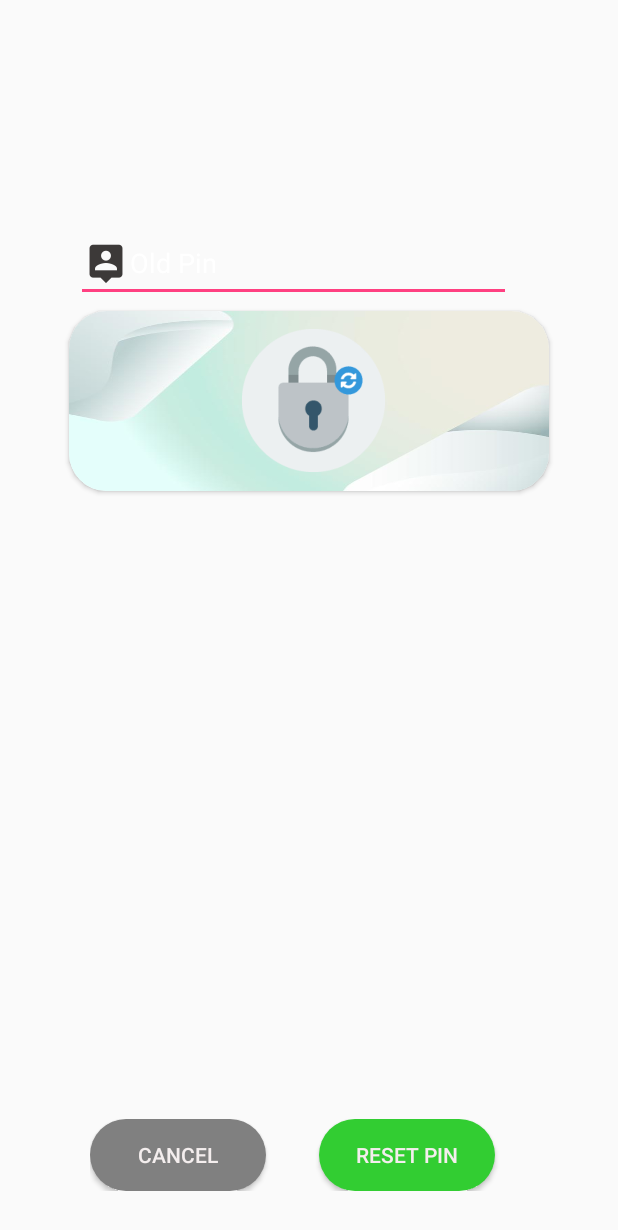
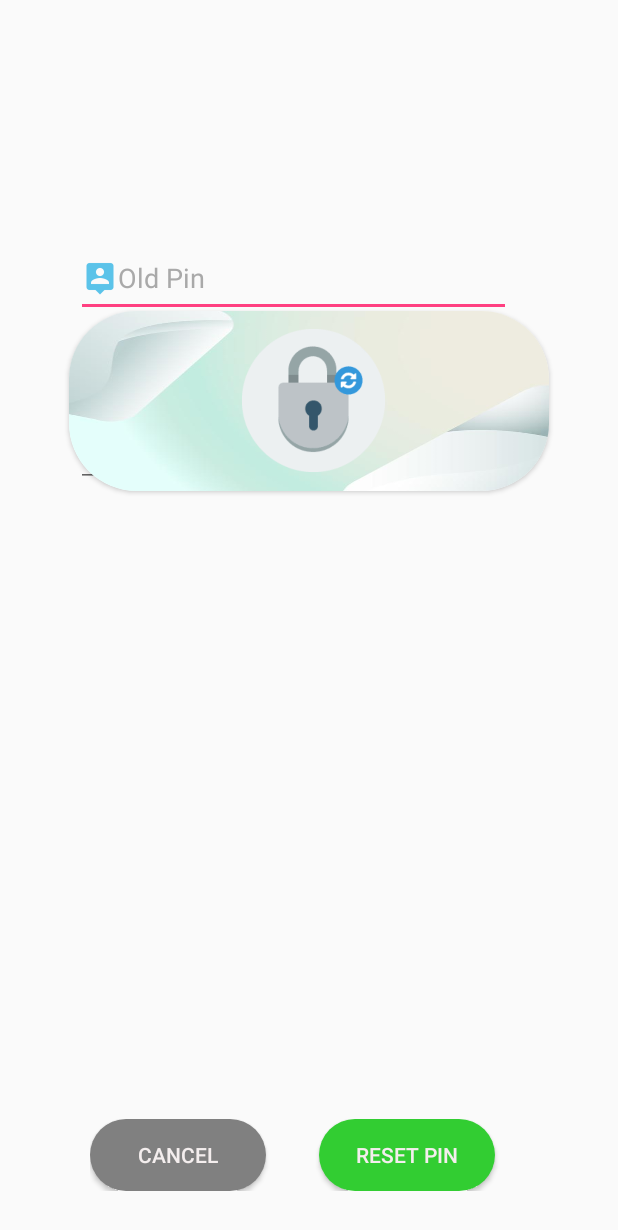
Before and after one commit to dipsikha231995/Get-Contact, an Android app: the layout changepin_layout.xml on its own in the app's theme, with its tools: preview values and no code run, on a phone screen of 412 x 824 dp. Shown: the top 1230 px of the screen. Run offline under Robolectric (Android 15) with nearby library versions, the phone set to English and light mode, and no system bars.

Commit message:
design dips

```diff
--- a/app/src/main/res/layout/changepin_layout.xml
+++ b/app/src/main/res/layout/changepin_layout.xml
@@ -12,7 +12,7 @@
         android:id="@+id/cardView"
         android:layout_width="320dp"
         android:layout_height="120dp"
-        app:cardCornerRadius="25dp"
+        app:cardCornerRadius="45dp"
         android:layout_marginBottom="290dp"
         app:layout_constraintBottom_toBottomOf="parent"
         app:layout_constraintEnd_toEndOf="parent"
@@ -60,7 +60,7 @@
                 android:layout_width="307dp"
                 android:layout_height="290dp"
                 android:layout_marginStart="8dp"
-                android:layout_marginTop="150dp"
+                android:layout_marginTop="160dp"
                 android:orientation="vertical"
                 android:textAlignment="center"
                 app:layout_constraintBottom_toBottomOf="parent"
@@ -75,10 +75,10 @@
                     android:layout_width="290dp"
                     android:layout_height="51dp"
                     android:layout_marginBottom="5dp"
-                    android:drawableStart="@drawable/oldpin"
+                    android:drawableStart="@drawable/old_pin2"
                     android:ems="10"
                     android:hint="Old Pin"
-                    android:textColorHint="#ffff"
+                    android:textColorHint="#A9A9A9"
                     android:inputType="number"
                     android:textColor="@color/colorAccent" />
 
@@ -90,7 +90,7 @@
                     android:drawableStart="@drawable/lock_new"
                     android:ems="10"
                     android:hint="New Pin"
-                    android:textColorHint="#ffff"
+                    android:textColorHint="#A9A9A9"
                     android:inputType="number"
                     android:textColor="@color/colorAccent" />
 
@@ -102,7 +102,7 @@
                     android:drawableStart="@drawable/confirm_new"
                     android:ems="10"
                     android:hint="Confirm Pin"
-                    android:textColorHint="#ffff"
+                    android:textColorHint="#A9A9A9"
                     android:inputType="number"
                     android:textColor="@color/colorAccent" />
 
```
Also changed, not shown: app/src/main/java/com/example/amar/getcontact/MainActivity.java (+29 -6 lines), app/src/main/res/drawable-hdpi/conpin.png (deleted), app/src/main/res/drawable-hdpi/newpin.png (deleted), app/src/main/res/drawable-hdpi/old_pin2.png (added), app/src/main/res/drawable-hdpi/oldpin.png (deleted), app/src/main/res/drawable-mdpi/conpin.png (deleted), app/src/main/res/drawable-mdpi/newpin.png (deleted), app/src/main/res/drawable-mdpi/old_pin2.png (added), app/src/main/res/drawable-mdpi/oldpin.png (deleted), app/src/main/res/drawable-xhdpi/conpin.png (deleted), app/src/main/res/drawable-xhdpi/newpin.png (deleted), app/src/main/res/drawable-xhdpi/old_pin2.png (added), app/src/main/res/drawable-xhdpi/oldpin.png (deleted), app/src/main/res/drawable-xxhdpi/conpin.png (deleted), 4 more files.
